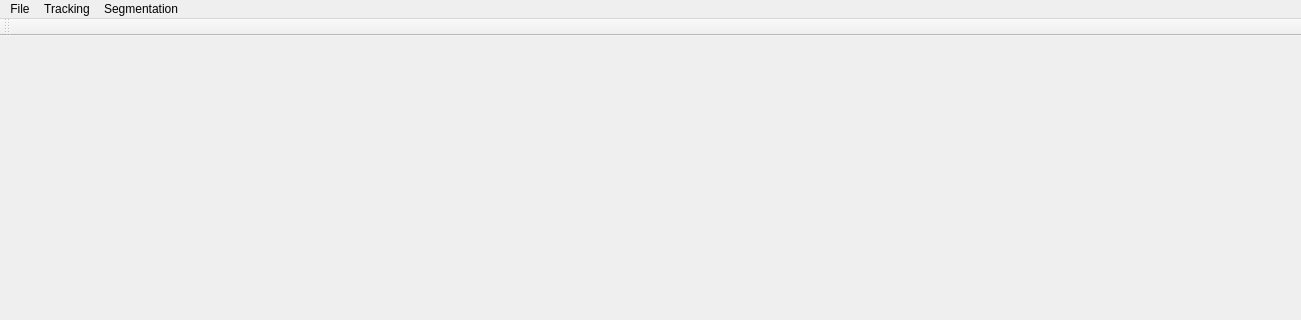
The window that resource/main_window.ui (fanxiaochen/BloomingFlowers) describes before a commit, drawn with Qt 5; both pictures show x 0 to 1301 and y 0 to 320 of the 1301 by 739 pixel window.
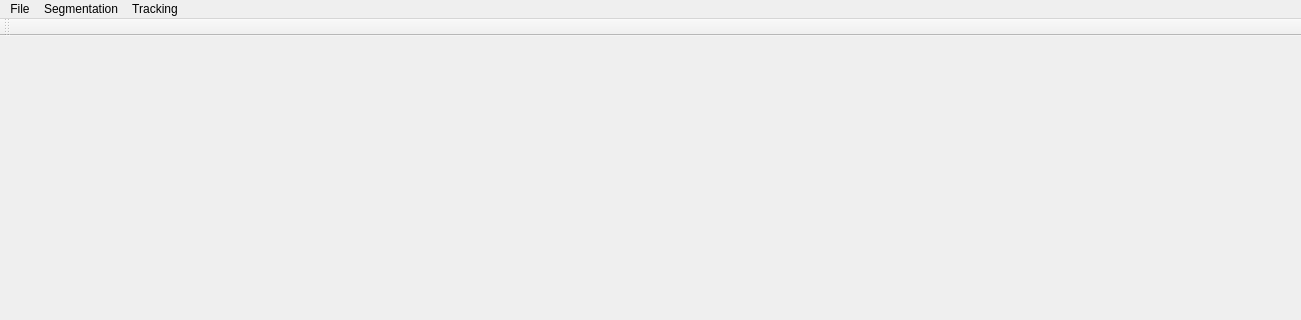
The same window after the commit.

What changed in the file:
```diff
--- a/resource/main_window.ui
+++ b/resource/main_window.ui
@@ -73,8 +73,8 @@
     <addaction name="actionSegmentationByTemplate"/>
    </widget>
    <addaction name="menuFile"/>
-   <addaction name="menuAlgorithms"/>
    <addaction name="menuVisualization"/>
+   <addaction name="menuAlgorithms"/>
   </widget>
   <widget class="QStatusBar" name="statusBar"/>
   <widget class="QToolBar" name="toolBar">
```
Left out of the diff: 8 changed lines with no effect on the pictures.
